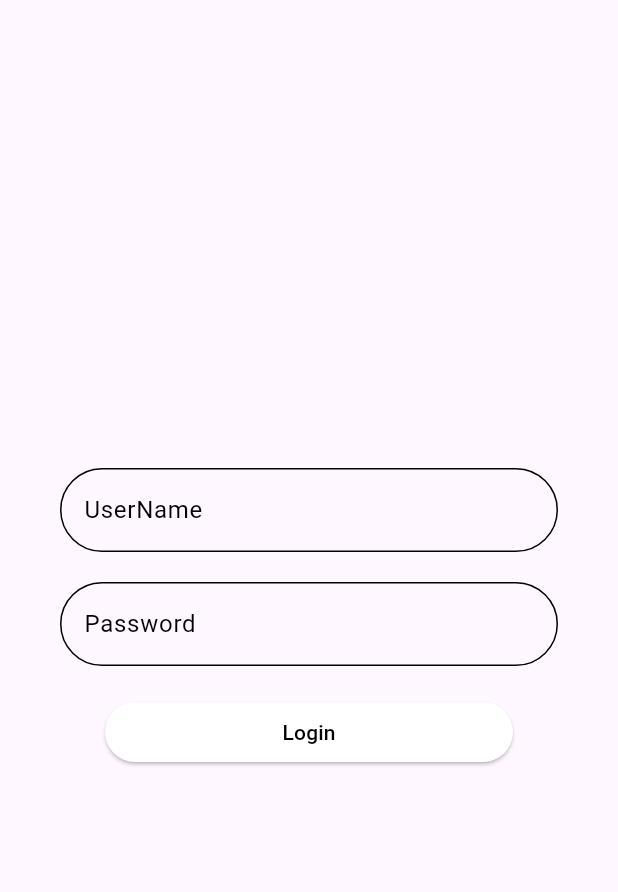
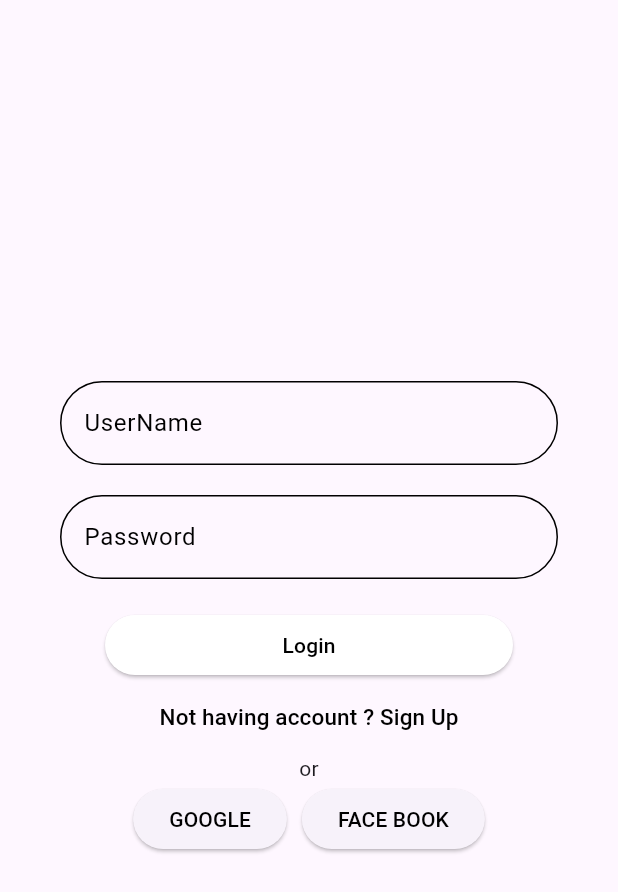
Before and after one commit to toiluoicode/app_login_bloc, a Flutter app: the screen it shows after launch, on a phone screen of 412 x 824 dp. Shown: the top 892 px of the screen. Run offline on Flutter 3.47's test engine with Material 3 defaults, Android fonts, the phone set to English and light mode, and no system bars; our stand-ins replace equatable, flutter_bloc, shared_preferences.

Commit message:
custome UI login screen

```diff
--- a/lib/screens/login_screen.dart
+++ b/lib/screens/login_screen.dart
@@ -4,6 +4,7 @@ import 'package:login_app_bloc/blocs/login/login_bloc.dart';
 import 'package:login_app_bloc/blocs/login/login_event.dart';
 import 'package:login_app_bloc/blocs/login/login_state.dart';
 import 'package:login_app_bloc/screens/list_contact_screen.dart';
+import 'package:login_app_bloc/screens/sign_screen.dart';
 import 'package:login_app_bloc/widgets/buttons/Custome_loginbutton.dart';
 import 'package:login_app_bloc/widgets/inputs/custom_textfield.dart';
 
@@ -33,8 +34,7 @@ class _LoginScreenState extends State<LoginScreen> {
                 builder: (_) => ListContactScreen(user: state.user),
               ),
             );
-            userNameTextEditing.clear();
-            passWordTextEditing.clear();
+
           } else if (state is LoginFailed) {
             ScaffoldMessenger.of(
               context,
@@ -70,6 +70,33 @@ class _LoginScreenState extends State<LoginScreen> {
                   );
                 },
               ),
+              MaterialButton(
+                onPressed: () {
+                  Navigator.push(
+                    context,
+                    MaterialPageRoute(builder: (context) => SignScreen()),
+                  );
+                },
+                child: Text(
+                  "Not having account ? Sign Up",
+                  style: TextStyle(color: Colors.black, fontSize: 15),
+                ),
+              ),
+              Text("or"),
+              Row(
+                mainAxisAlignment: MainAxisAlignment.center,
+                children: [
+                  ElevatedButton.icon(
+                      onPressed: () {},
+                      label: Text("GOOGLE", style: TextStyle(color: Colors.black))
+                  ),
+                  SizedBox(width: 10,),
+                  ElevatedButton.icon(
+                      onPressed: () {},
+                      label: Text("FACE BOOK", style: TextStyle(color: Colors.black),)
+                  )
+                ],
+              )
             ],
           );
         },
```
